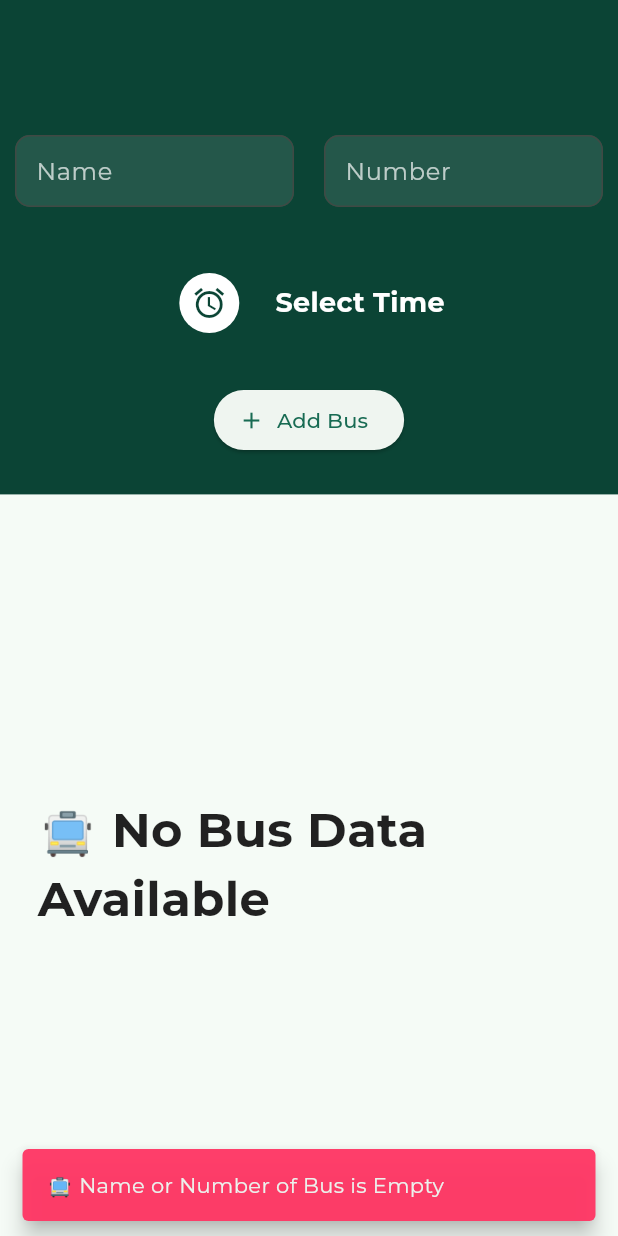
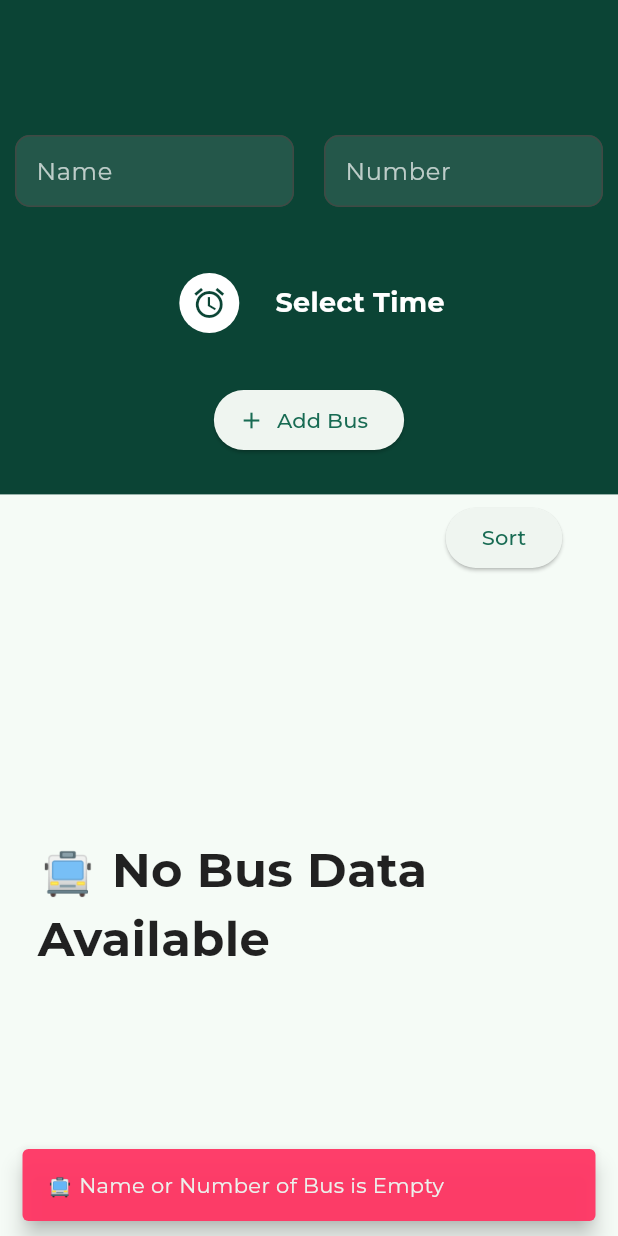
Before and after one commit to saninthottungal/iBus, a Flutter app: the ScreenAdmin screen opened by its route, after a tap on "Add Bus", on a phone screen of 412 x 824 dp. Run offline on Flutter 3.47's test engine with Material 3 defaults, Android fonts, the phone set to English and light mode, and no system bars; our stand-ins replace cloud_firestore, firebase_auth, firebase_core, google_fonts, shared_preferences; accounts and stored records are empty.

Commit message:
updated admin/ added sort

```diff
--- a/lib/Screens/ScreenAdmin.dart
+++ b/lib/Screens/ScreenAdmin.dart
@@ -14,6 +14,7 @@ class ScreenAdmin extends StatelessWidget {
   final numberController = TextEditingController();
   DateTime? selectedTime;
   final formattedTimeNotifier = ValueNotifier<String?>(null);
+  final sortNotifier = ValueNotifier<String>('name');
   //
   ScreenAdmin({super.key});
 
@@ -163,10 +164,12 @@ class ScreenAdmin extends StatelessWidget {
                       final number = "KL $numberwithoutkl ";
 
                       final time = Timestamp.fromDate(selectedTime!);
+                      final timeNow = Timestamp.fromDate(DateTime.now());
                       await buses.add({
                         'name': name,
                         'number': number,
                         'time': time,
+                        'timeAdded': timeNow,
                       });
                       SnaackBar.showSnaackBar(
                           context, "Bus Added!", snackGreen);
@@ -191,12 +194,29 @@ class ScreenAdmin extends StatelessWidget {
               ],
             ),
           ),
-          Expanded(
+          Padding(
+            padding: const EdgeInsets.only(left: 260, top: 5),
+            child: ElevatedButton(
+                onPressed: () {
+                  if (sortNotifier.value == 'name') {
+                    sortNotifier.value = 'timeAdded';
+                  } else {
+                    sortNotifier.value = 'name';
+                  }
+                },
+                child: const Text("Sort")),
+          ),
+          ValueListenableBuilder(
+              valueListenable: sortNotifier,
+              builder: (context, newValue, _) {
+                return Expanded(
                   child: Padding(
                     padding: const EdgeInsets.symmetric(horizontal: 25),
                     child: StreamBuilder(
-                  stream:
-                      FirebaseFirestore.instance.collection('Bus').snapshots(),
+                        stream: FirebaseFirestore.instance
+                            .collection('Bus')
+                            .orderBy(newValue)
+                            .snapshots(),
                         builder: (context,
                             AsyncSnapshot<QuerySnapshot<Map<String, dynamic>>>
                                 snapshot) {
@@ -251,7 +271,8 @@ class ScreenAdmin extends StatelessWidget {
                                 );
                               }
 
-                        Iterable<String> times = snapshot.data!.docs.map((bus) {
+                              Iterable<String> times =
+                                  snapshot.data!.docs.map((bus) {
                                 Timestamp timeFrom = bus['time'];
                                 DateTime time = timeFrom.toDate();
                                 return "${time.hour} : ${time.minute}";
@@ -271,19 +292,22 @@ class ScreenAdmin extends StatelessWidget {
                                                   "Delete Bus!",
                                                   textAlign: TextAlign.center,
                                                   style: TextStyle(
-                                                fontWeight: FontWeight.bold),
+                                                      fontWeight:
+                                                          FontWeight.bold),
                                                 ),
                                                 content: const Text(
                                                   "Do you really want to \ndelete this bus?",
                                                   textAlign: TextAlign.center,
-                                            style: TextStyle(fontSize: 18),
+                                                  style:
+                                                      TextStyle(fontSize: 18),
                                                 ),
                                                 actions: [
                                                   ElevatedButton(
                                                       onPressed: () {
                                                         Navigator.of(ctx).pop();
                                                       },
-                                                child: const Text("Cancel")),
+                                                      child:
+                                                          const Text("Cancel")),
                                                   const SizedBox(
                                                     width: 20,
                                                   ),
@@ -291,7 +315,9 @@ class ScreenAdmin extends StatelessWidget {
                                                       onPressed: () async {
                                                         try {
                                                           final id = snapshot
-                                                        .data!.docs[index].id;
+                                                              .data!
+                                                              .docs[index]
+                                                              .id;
                                                           await FirebaseFirestore
                                                               .instance
                                                               .collection('Bus')
@@ -302,13 +328,15 @@ class ScreenAdmin extends StatelessWidget {
                                                               ctx,
                                                               "couldn,t delete Bus",
                                                               snackRed);
-                                                    Navigator.of(ctx).pop();
+                                                          Navigator.of(ctx)
+                                                              .pop();
                                                         } catch (_) {
                                                           SnaackBar.showSnaackBar(
                                                               ctx,
                                                               "Unknown error occured",
                                                               snackRed);
-                                                    Navigator.of(ctx).pop();
+                                                          Navigator.of(ctx)
+                                                              .pop();
                                                         }
 
                                                         Navigator.of(ctx).pop();
@@ -340,10 +368,11 @@ class ScreenAdmin extends StatelessWidget {
                                           ),
                                         ),
                                       ),
-                                subtitle:
-                                    Text(snapshot.data!.docs[index]['number']),
+                                      subtitle: Text(
+                                          snapshot.data!.docs[index]['number']),
                                       trailing: Padding(
-                                  padding: const EdgeInsets.only(right: 30),
+                                        padding:
+                                            const EdgeInsets.only(right: 30),
                                         child: Text(
                                           times.elementAt(index),
                                           style: GoogleFonts.montserrat(
@@ -380,7 +409,8 @@ class ScreenAdmin extends StatelessWidget {
                           }
                         }),
                   ),
-          )
+                );
+              })
         ],
       ),
     );
```
Lines whose indentation alone changed are shown as unchanged.
